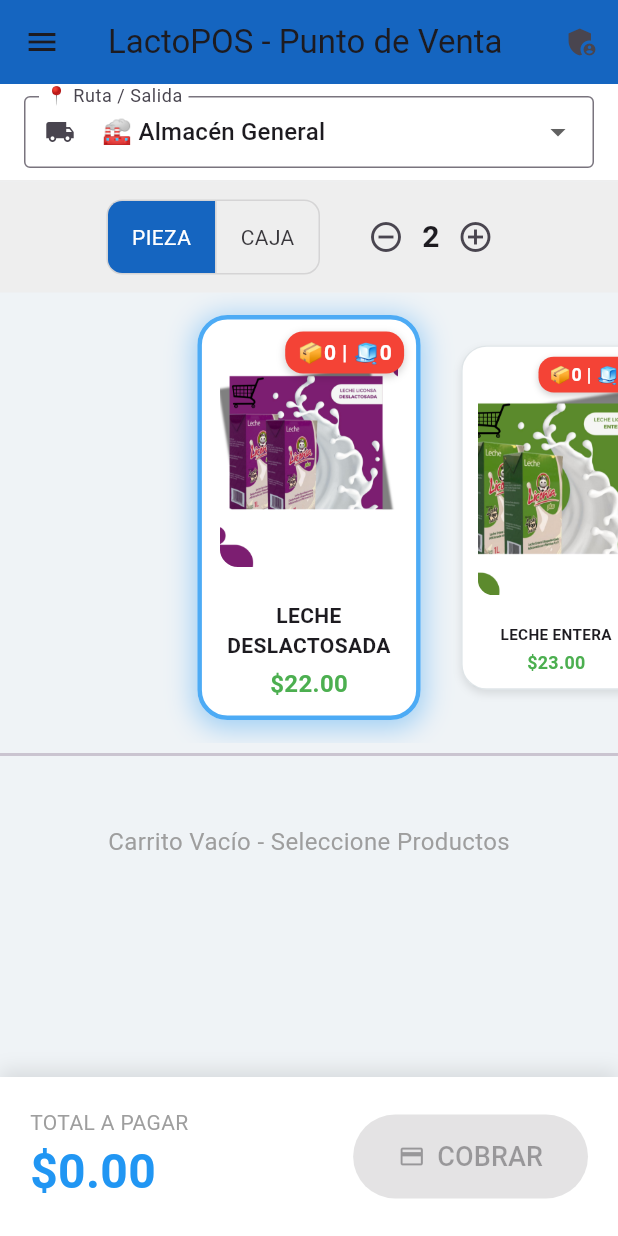
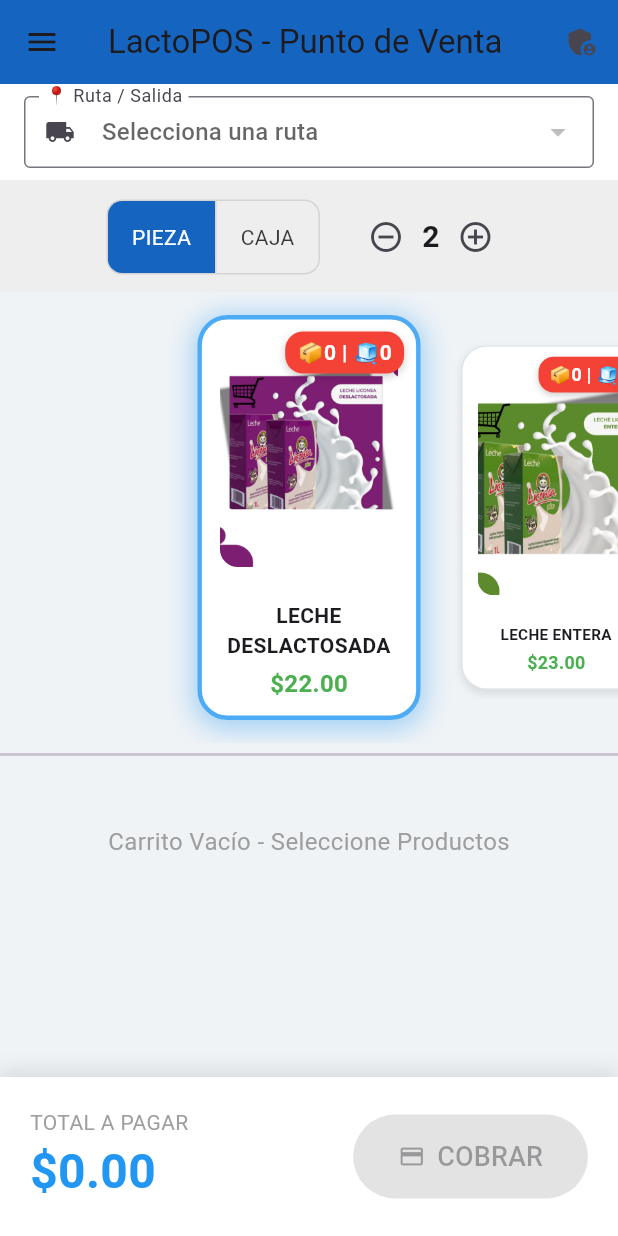
Before and after one commit to DesarrolladorWebFrias/Sistema-M-vil-de-Gesti-n-de-Ventas-y-Rutas-Offline-First, a Flutter app: the screen it shows after launch, after a tap on the "add circle outline" icon, on a phone screen of 412 x 824 dp. Run offline on Flutter 3.47's test engine with Material 3 defaults, Android fonts, the phone set to English and light mode, and no system bars; our stand-ins replace audioplayers, file_picker, image_picker, pdf, permission_handler, share_plus and 2 more; missing offline and left inert: excel; accounts and stored records are empty.

Commit message:
Filtrado de productos por salida: solo productos cargados en ruta
- ProductProvider: Eliminado fallback que mostraba todos los productos
- Ahora solo se muestran productos registrados en la salida seleccionada
- Sales Screen: Removida opción 'Almacén General' del selector
- Agregado mensaje informativo cuando no hay productos en la ruta
- Nueva Salida: Agregado initState para cargar catálogo completo
- Base de datos mantiene productos con stock en cero inicialmente
- Mejora en UX con mensajes claros y orientación al usuario

```diff
--- a/lib/providers/product_provider.dart
+++ b/lib/providers/product_provider.dart
@@ -67,6 +67,7 @@
     List<Producto> filteredProducts = [];
 
     // 3. Filtrar y Calcular Stock Restante
+    // SOLO se mostrarán los productos que fueron cargados en esta salida
     for (var product in allProducts) {
       if (stockTotalRuta.containsKey(product.id)) {
         int totalCajas = stockTotalRuta[product.id]!['cajas']!;
@@ -92,19 +93,8 @@
       }
     }
 
-    // FALLBACK: Si la lista filtrada queda vacía (pero hay salida seleccionada),
-    // puede ser porque es una salida antigua con IDs viejos.
-    // Para no mostrar pantalla blanca, devolvemos todo con stock 0 y aviso.
-    if (filteredProducts.isEmpty) {
-       _products = allProducts.map((p) {
-         p.stockCajas = 0;
-         p.stockPiezas = 0;
-         // Opcional: p.nombre += " (Sin Carga)";
-         return p;
-       }).toList();
-    } else {
-       _products = filteredProducts;
-    }
+    // Asignar solo los productos que tienen carga en esta salida
+    _products = filteredProducts;
   }
 
   Future<void> loadProducts({int? idSalida}) async {
--- a/lib/screens/sales/sales_screen.dart
+++ b/lib/screens/sales/sales_screen.dart
@@ -216,13 +216,8 @@
                             prefixIcon: Icon(Icons.local_shipping, size: 20),
                           ),
                           value: _selectedSalidaId,
-                          hint: const Text("Venta General (Stock Almacén)"),
-                          items: [
-                            const DropdownMenuItem<int>(
-                              value: null,
-                              child: Text("🏭 Almacén General"),
-                            ),
-                            ...salidaProvider.salidasActivas.map((salida) {
+                          hint: const Text("Selecciona una ruta"),
+                          items: salidaProvider.salidasActivas.map((salida) {
                             return DropdownMenuItem(
                               value: salida.id,
                               child: Text(
@@ -230,8 +225,7 @@
                                 overflow: TextOverflow.ellipsis,
                               ),
                             );
-                            }),
-                          ],
+                          }).toList(),
                           onChanged: (value) {
                              setState(() {
                                _selectedSalidaId = value;
@@ -293,6 +287,45 @@
                     height: 300, // Altura restaurada
                     child: productProvider.isLoading
                       ? const Center(child: CircularProgressIndicator())
+                      : productProvider.products.isEmpty
+                        ? Container(
+                            padding: const EdgeInsets.all(24),
+                            margin: const EdgeInsets.symmetric(horizontal: 16),
+                            decoration: BoxDecoration(
+                              color: Colors.orange[50],
+                              borderRadius: BorderRadius.circular(12),
+                              border: Border.all(color: Colors.orange, width: 2),
+                            ),
+                            child: Column(
+                              mainAxisAlignment: MainAxisAlignment.center,
+                              children: [
+                                Icon(Icons.inventory_2_outlined, size: 64, color: Colors.orange[700]),
+                                const SizedBox(height: 16),
+                                Text(
+                                  _selectedSalidaId != null
+                                    ? "No hay productos cargados en esta ruta"
+                                    : "Selecciona una ruta para comenzar",
+                                  style: const TextStyle(
+                                    fontSize: 18,
+                                    fontWeight: FontWeight.bold,
+                                    color: Colors.black87,
+                                  ),
+                                  textAlign: TextAlign.center,
+                                ),
+                                const SizedBox(height: 8),
+                                Text(
+                                  _selectedSalidaId != null
+                                    ? "Ve a 'Salidas / Rutas' para registrar productos en esta salida"
+                                    : "Solo se mostrarán los productos que hayas cargado",
+                                  style: TextStyle(
+                                    fontSize: 14,
+                                    color: Colors.grey[700],
+                                  ),
+                                  textAlign: TextAlign.center,
+                                ),
+                              ],
+                            ),
+                          )
                         : ProductCarousel(
                             products: productProvider.products,
                             onProductSelected: (producto) => _agregarProducto(producto),
--- a/lib/screens/salidas/nueva_salida_screen.dart
+++ b/lib/screens/salidas/nueva_salida_screen.dart
@@ -21,6 +21,15 @@
   final TextEditingController _notasController = TextEditingController();
 
   List<_ProductoSalida> _productos = [];
+
+  @override
+  void initState() {
+    super.initState();
+    // Cargar todos los productos del catálogo para poder seleccionarlos
+    WidgetsBinding.instance.addPostFrameCallback((_) {
+      Provider.of<ProductProvider>(context, listen: false).loadProducts();
+    });
+  }
 
   @override
   void dispose() {
```
Lines whose indentation alone changed are shown as unchanged.
